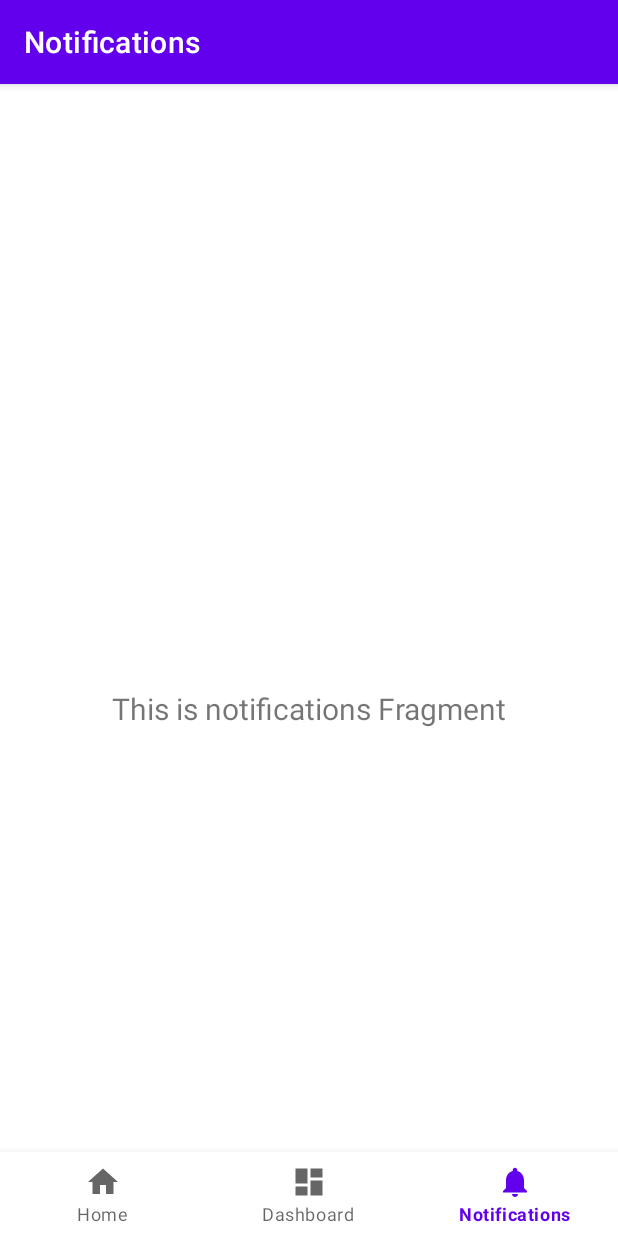
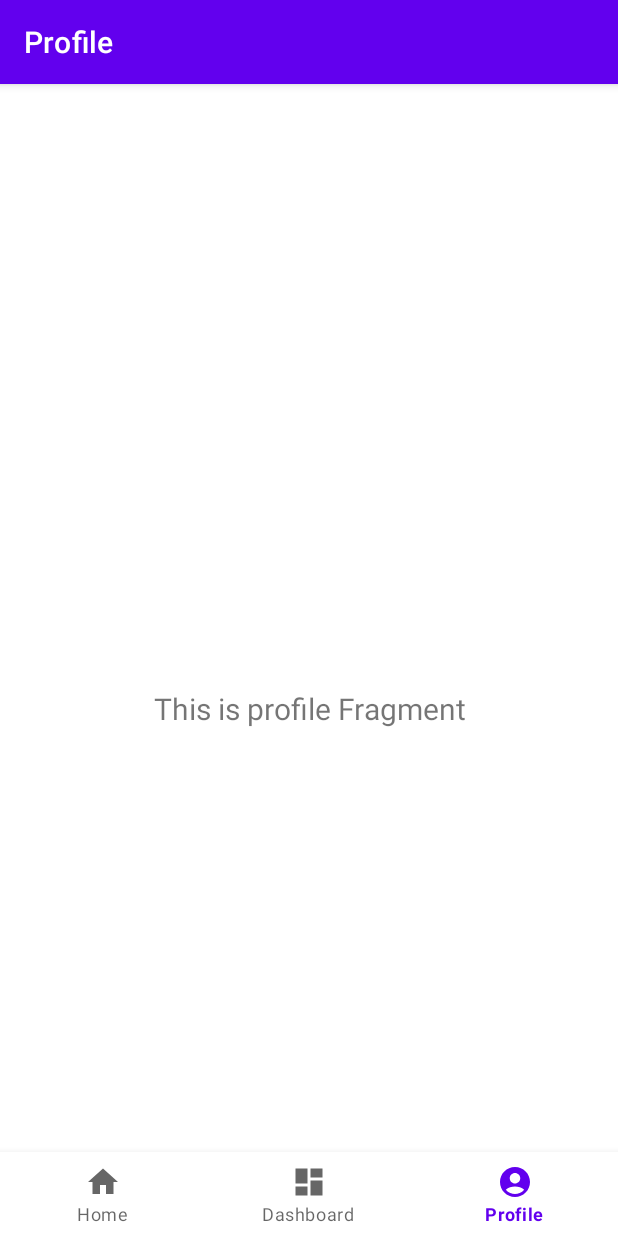
Before and after one commit to dwiaziprasetya/GithubUserApp, an Android app: the screen it shows after launch (MainActivity), item 3 of the bottom bar chosen, on a phone screen of 412 x 824 dp. Run offline under Robolectric (Android 15) with nearby library versions, the phone set to English and light mode, and no system bars; our stand-ins replace navigation-ui.

Commit message:
Menghapus fragment notifications dan menggantinya dengan fragment profile

```diff
--- a/app/build.gradle.kts
+++ b/app/build.gradle.kts
@@ -5,11 +5,12 @@
 
 android {
     namespace = "com.example.githubuserapp"
-    compileSdk = 33
+    compileSdk = 34
 
     defaultConfig {
         applicationId = "com.example.githubuserapp"
         minSdk = 29
+        //noinspection OldTargetApi
         targetSdk = 33
         versionCode = 1
         versionName = "1.0"
@@ -39,8 +40,7 @@
 }
 
 dependencies {
-
-    implementation("androidx.core:core-ktx:1.9.0")
+    implementation("androidx.core:core-ktx:1.12.0")
     implementation("androidx.appcompat:appcompat:1.6.1")
     implementation("com.google.android.material:material:1.11.0")
     implementation("androidx.constraintlayout:constraintlayout:2.1.4")
--- a/app/src/main/java/com/example/githubuserapp/MainActivity.kt
+++ b/app/src/main/java/com/example/githubuserapp/MainActivity.kt
@@ -26,7 +26,7 @@
         // menu should be considered as top level destinations.
         val appBarConfiguration = AppBarConfiguration(
             setOf(
-                R.id.navigation_home, R.id.navigation_dashboard, R.id.navigation_notifications
+                R.id.navigation_home, R.id.navigation_dashboard, R.id.navigation_profile
             )
         )
         setupActionBarWithNavController(navController, appBarConfiguration)
--- a/app/src/main/java/com/example/githubuserapp/ui/home/HomeFragment.kt
+++ b/app/src/main/java/com/example/githubuserapp/ui/home/HomeFragment.kt
@@ -23,7 +23,7 @@
         savedInstanceState: Bundle?
     ): View {
         val homeViewModel =
-            ViewModelProvider(this).get(HomeViewModel::class.java)
+            ViewModelProvider(this)[HomeViewModel::class.java]
 
         _binding = FragmentHomeBinding.inflate(inflater, container, false)
         val root: View = binding.root
--- a/app/src/main/java/com/example/githubuserapp/ui/notifications/NotificationsFragment.kt
+++ /dev/null
@@ -1,42 +0,0 @@
-package com.example.githubuserapp.ui.notifications
-
-import android.os.Bundle
-import android.view.LayoutInflater
-import android.view.View
-import android.view.ViewGroup
-import android.widget.TextView
-import androidx.fragment.app.Fragment
-import androidx.lifecycle.ViewModelProvider
-import com.example.githubuserapp.databinding.FragmentNotificationsBinding
-
-class NotificationsFragment : Fragment() {
-
-    private var _binding: FragmentNotificationsBinding? = null
-
-    // This property is only valid between onCreateView and
-    // onDestroyView.
-    private val binding get() = _binding!!
-
-    override fun onCreateView(
-        inflater: LayoutInflater,
-        container: ViewGroup?,
-        savedInstanceState: Bundle?
-    ): View {
-        val notificationsViewModel =
-            ViewModelProvider(this).get(NotificationsViewModel::class.java)
-
-        _binding = FragmentNotificationsBinding.inflate(inflater, container, false)
-        val root: View = binding.root
-
-        val textView: TextView = binding.textNotifications
-        notificationsViewModel.text.observe(viewLifecycleOwner) {
-            textView.text = it
-        }
-        return root
-    }
-
-    override fun onDestroyView() {
-        super.onDestroyView()
-        _binding = null
-    }
-}
--- /dev/null
+++ b/app/src/main/java/com/example/githubuserapp/ui/profile/ProfileFragment.kt
@@ -0,0 +1,39 @@
+package com.example.githubuserapp.ui.profile
+
+import androidx.lifecycle.ViewModelProvider
+import android.os.Bundle
+import androidx.fragment.app.Fragment
+import android.view.LayoutInflater
+import android.view.View
+import android.view.ViewGroup
+import android.widget.TextView
+import com.example.githubuserapp.R
+import com.example.githubuserapp.databinding.FragmentProfileBinding
+
+class ProfileFragment : Fragment() {
+
+    private var _binding: FragmentProfileBinding? = null
+
+    private val binding get() = _binding!!
+
+    override fun onCreateView(
+        inflater: LayoutInflater,
+        container: ViewGroup?,
+        savedInstanceState: Bundle?,
+    ): View {
+        val profileViewModel =
+            ViewModelProvider(this)[ProfileViewModel::class.java]
+
+        _binding = FragmentProfileBinding.inflate(inflater, container, false)
+        val root: View = binding.root
+
+        val textView: TextView = binding.textProfile
+        profileViewModel.text.observe(viewLifecycleOwner) {
+            textView.text = it
+        }
+
+        return root
+    }
+
+
+}
--- a/app/src/main/java/com/example/githubuserapp/ui/notifications/NotificationsViewModel.kt
+++ b/app/src/main/java/com/example/githubuserapp/ui/profile/ProfileViewModel.kt
@@ -1,13 +1,14 @@
-package com.example.githubuserapp.ui.notifications
+package com.example.githubuserapp.ui.profile
 
 import androidx.lifecycle.LiveData
 import androidx.lifecycle.MutableLiveData
 import androidx.lifecycle.ViewModel
 
-class NotificationsViewModel : ViewModel() {
+class ProfileViewModel : ViewModel() {
 
     private val _text = MutableLiveData<String>().apply {
-        value = "This is notifications Fragment"
+        value = "This is profile Fragment"
     }
+
     val text: LiveData<String> = _text
 }
--- /dev/null
+++ b/app/src/main/res/drawable/baseline_account_circle_24.xml
@@ -0,0 +1,5 @@
+<vector android:height="24dp" android:tint="#000000"
+    android:viewportHeight="24" android:viewportWidth="24"
+    android:width="24dp" xmlns:android="http://schemas.android.com/apk/res/android">
+    <path android:fillColor="@android:color/white" android:pathData="M12,2C6.48,2 2,6.48 2,12s4.48,10 10,10s10,-4.48 10,-10S17.52,2 12,2zM12,6c1.93,0 3.5,1.57 3.5,3.5S13.93,13 12,13s-3.5,-1.57 -3.5,-3.5S10.07,6 12,6zM12,20c-2.03,0 -4.43,-0.82 -6.14,-2.88C7.55,15.8 9.68,15 12,15s4.45,0.8 6.14,2.12C16.43,19.18 14.03,20 12,20z"/>
+</vector>
--- a/app/src/main/res/drawable/ic_notifications_black_24dp.xml
+++ /dev/null
@@ -1,9 +0,0 @@
-<vector xmlns:android="http://schemas.android.com/apk/res/android"
-    android:width="24dp"
-    android:height="24dp"
-    android:viewportWidth="24.0"
-    android:viewportHeight="24.0">
-    <path
-        android:fillColor="#FF000000"
-        android:pathData="M12,22c1.1,0 2,-0.9 2,-2h-4c0,1.1 0.89,2 2,2zM18,16v-5c0,-3.07 -1.64,-5.64 -4.5,-6.32L13.5,4c0,-0.83 -0.67,-1.5 -1.5,-1.5s-1.5,0.67 -1.5,1.5v0.68C7.63,5.36 6,7.92 6,11v5l-2,2v1h16v-1l-2,-2z" />
-</vector>
--- a/app/src/main/res/layout/fragment_home.xml
+++ b/app/src/main/res/layout/fragment_home.xml
@@ -18,5 +18,6 @@
         app:layout_constraintBottom_toBottomOf="parent"
         app:layout_constraintEnd_toEndOf="parent"
         app:layout_constraintStart_toStartOf="parent"
-        app:layout_constraintTop_toTopOf="parent" />
+        app:layout_constraintTop_toTopOf="parent"/>
+
 </androidx.constraintlayout.widget.ConstraintLayout>
--- a/app/src/main/res/layout/fragment_notifications.xml
+++ /dev/null
@@ -1,22 +0,0 @@
-<?xml version="1.0" encoding="utf-8"?>
-<androidx.constraintlayout.widget.ConstraintLayout xmlns:android="http://schemas.android.com/apk/res/android"
-    xmlns:app="http://schemas.android.com/apk/res-auto"
-    xmlns:tools="http://schemas.android.com/tools"
-    android:layout_width="match_parent"
-    android:layout_height="match_parent"
-    tools:context=".ui.notifications.NotificationsFragment">
-
-    <TextView
-        android:id="@+id/text_notifications"
-        android:layout_width="match_parent"
-        android:layout_height="wrap_content"
-        android:layout_marginStart="8dp"
-        android:layout_marginTop="8dp"
-        android:layout_marginEnd="8dp"
-        android:textAlignment="center"
-        android:textSize="20sp"
-        app:layout_constraintBottom_toBottomOf="parent"
-        app:layout_constraintEnd_toEndOf="parent"
-        app:layout_constraintStart_toStartOf="parent"
-        app:layout_constraintTop_toTopOf="parent" />
-</androidx.constraintlayout.widget.ConstraintLayout>
--- /dev/null
+++ b/app/src/main/res/layout/fragment_profile.xml
@@ -0,0 +1,23 @@
+<?xml version="1.0" encoding="utf-8"?>
+<androidx.constraintlayout.widget.ConstraintLayout xmlns:android="http://schemas.android.com/apk/res/android"
+    xmlns:tools="http://schemas.android.com/tools"
+    android:layout_width="match_parent"
+    android:layout_height="match_parent"
+    xmlns:app="http://schemas.android.com/apk/res-auto"
+    tools:context=".ui.profile.ProfileFragment">
+
+    <TextView
+    android:id="@+id/text_profile"
+    android:layout_width="match_parent"
+    android:layout_height="wrap_content"
+    android:layout_marginStart="8dp"
+    android:layout_marginTop="8dp"
+    android:layout_marginEnd="8dp"
+    android:textAlignment="center"
+    android:textSize="20sp"
+    app:layout_constraintBottom_toBottomOf="parent"
+    app:layout_constraintEnd_toEndOf="parent"
+    app:layout_constraintStart_toStartOf="parent"
+    app:layout_constraintTop_toTopOf="parent"/>
+
+</androidx.constraintlayout.widget.ConstraintLayout>
--- a/app/src/main/res/menu/bottom_nav_menu.xml
+++ b/app/src/main/res/menu/bottom_nav_menu.xml
@@ -12,8 +12,8 @@
         android:title="@string/title_dashboard" />
 
     <item
-        android:id="@+id/navigation_notifications"
-        android:icon="@drawable/ic_notifications_black_24dp"
-        android:title="@string/title_notifications" />
+        android:id="@+id/navigation_profile"
+        android:icon="@drawable/baseline_account_circle_24"
+        android:title="@string/title_profile"/>
 
 </menu>
--- a/app/src/main/res/navigation/mobile_navigation.xml
+++ b/app/src/main/res/navigation/mobile_navigation.xml
@@ -18,8 +18,9 @@
         tools:layout="@layout/fragment_dashboard" />
 
     <fragment
-        android:id="@+id/navigation_notifications"
-        android:name="com.example.githubuserapp.ui.notifications.NotificationsFragment"
-        android:label="@string/title_notifications"
-        tools:layout="@layout/fragment_notifications" />
+        android:id="@+id/navigation_profile"
+        android:name="com.example.githubuserapp.ui.profile.ProfileFragment"
+        android:label="@string/title_profile"
+        tools:layout="@layout/fragment_profile" />
+
 </navigation>
--- a/app/src/main/res/values/strings.xml
+++ b/app/src/main/res/values/strings.xml
@@ -3,4 +3,5 @@
     <string name="title_home">Home</string>
     <string name="title_dashboard">Dashboard</string>
     <string name="title_notifications">Notifications</string>
+    <string name="title_profile">Profile</string>
 </resources>
```
